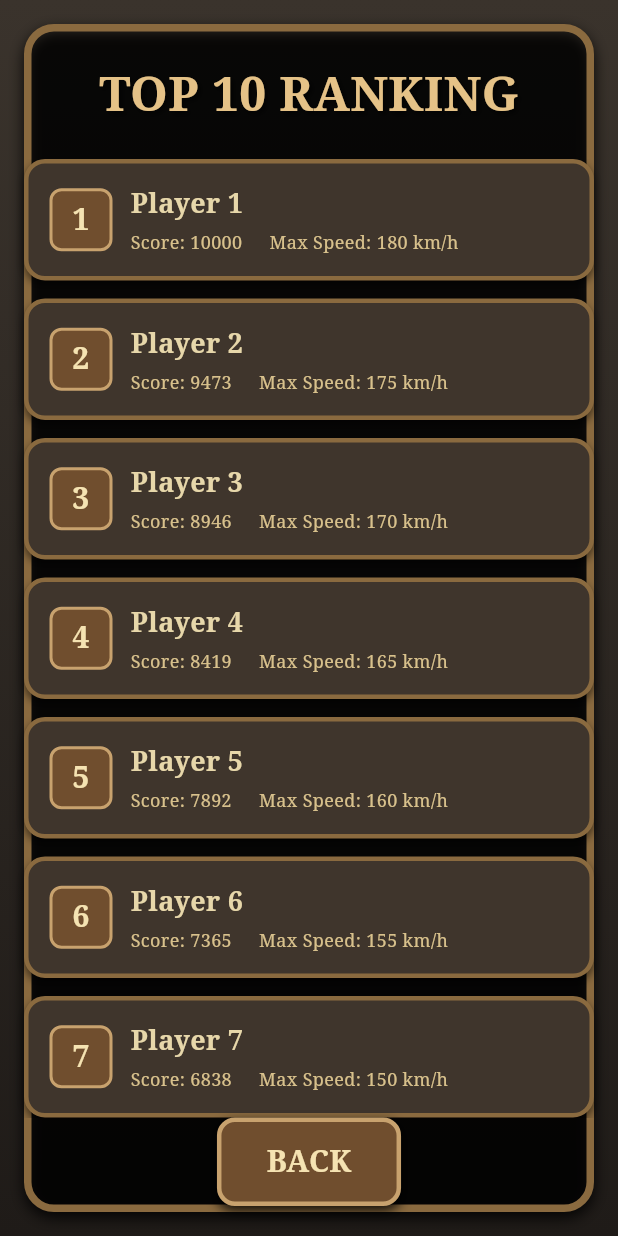
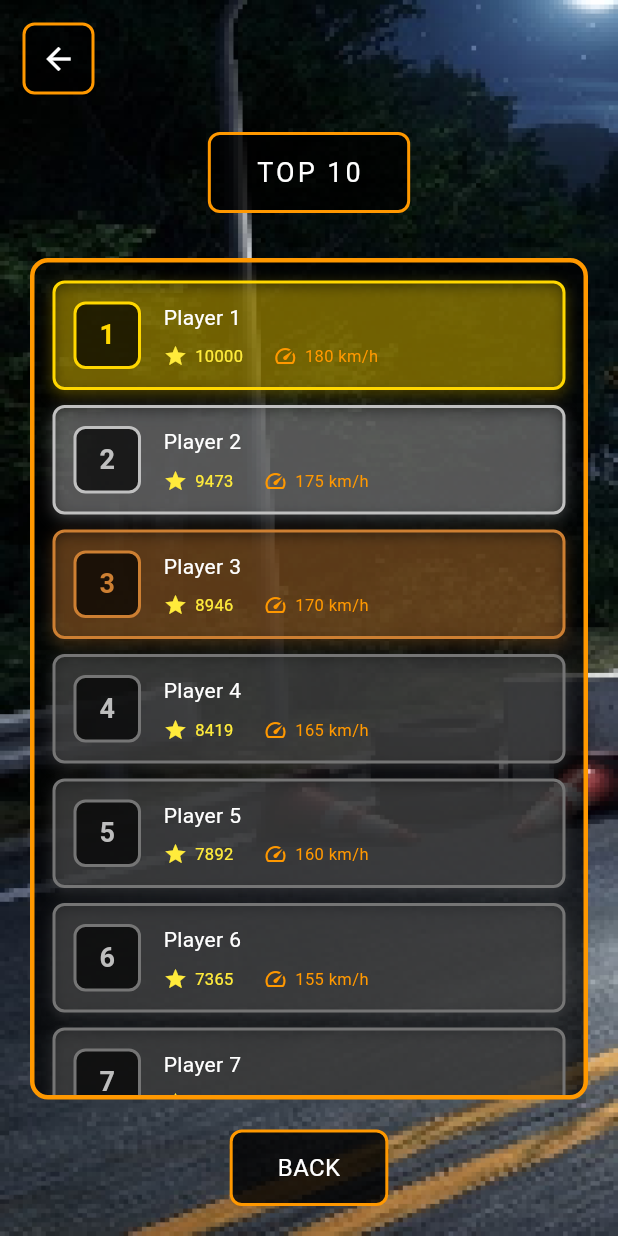
Before and after one commit to Jorgedr12/Slider-app-game, a Flutter app: the RankingPage screen opened by its route, on a phone screen of 412 x 824 dp. Run offline on Flutter 3.47's test engine with Material 3 defaults, Android fonts, the phone set to English and light mode, and no system bars; our stand-ins replace audioplayers, flutter_dotenv, shared_preferences, supabase_flutter; missing offline and left inert: flame; accounts and stored records are empty; Roboto replaces fonts that are missing (PressStart).

Commit message:
Better UI on rankings

```diff
--- a/lib/ranking.dart
+++ b/lib/ranking.dart
@@ -13,201 +13,342 @@ class RankingPage extends StatelessWidget {
       };
     });
 
+    final orientation = MediaQuery.of(context).orientation;
+    final isPortrait = orientation == Orientation.portrait;
+
     return Scaffold(
-      backgroundColor: const Color(0xFF2B2B29), // Metal oscuro
-      body: Stack(
-        children: [
-          Container(
-            decoration: const BoxDecoration(
-              gradient: LinearGradient(
-                colors: [
-                  Color(0xFF3A332C), // Bronce
-                  Color(0xFF1F1B18), // Cobre
-                ],
-                begin: Alignment.topCenter,
-                end: Alignment.bottomCenter,
+      body: Container(
+        width: double.infinity,
+        height: double.infinity,
+        decoration: BoxDecoration(
+          image: DecorationImage(
+            image: AssetImage('assets/background/menu_bg.png'),
+            fit: BoxFit.cover,
+            alignment: isPortrait ? Alignment.centerLeft : Alignment.center,
           ),
         ),
+        child: SafeArea(
+          child: isPortrait
+              ? _buildPortraitLayout(ranking)
+              : _buildLandscapeLayout(ranking),
         ),
+      ),
+    );
+  }
 
-          // Borde estilo metal
-          Container(
-            margin: const EdgeInsets.all(16),
+  Widget _buildPortraitLayout(List<Map<String, dynamic>> ranking) {
+    return Column(
+      children: [
+        Padding(
+          padding: const EdgeInsets.all(15),
+          child: Row(
+            mainAxisAlignment: MainAxisAlignment.spaceBetween,
+            children: [
+              GestureDetector(
+                onTap: () {},
+                child: Container(
+                  padding: const EdgeInsets.all(10),
                   decoration: BoxDecoration(
-              border: Border.all(
-                color: const Color(0xFF8A6A3F), // cobre
-                width: 5,
+                    color: Colors.black.withOpacity(0.7),
+                    border: Border.all(color: Colors.orange, width: 2),
+                    borderRadius: BorderRadius.circular(8),
                   ),
-              borderRadius: BorderRadius.circular(20),
-              boxShadow: const [
-                BoxShadow(
-                  color: Colors.black87,
-                  blurRadius: 8,
-                  offset: Offset(0, 4),
+                  child: Icon(Icons.arrow_back, color: Colors.white, size: 24),
+                ),
               ),
             ],
           ),
         ),
 
-          Column(
-            children: [
-              const SizedBox(height: 40),
-              Center(
+        const SizedBox(height: 10),
+
+        // Title RANKINGS
+        Container(
+          padding: const EdgeInsets.symmetric(horizontal: 30, vertical: 12),
+          decoration: BoxDecoration(
+            color: Colors.black.withOpacity(0.8),
+            border: Border.all(color: Colors.orange, width: 2),
+            borderRadius: BorderRadius.circular(8),
+          ),
           child: Text(
-                  "TOP 10 RANKING",
+            'TOP 10',
             style: TextStyle(
-                    fontFamily: 'serif',
-                    fontSize: 32,
-                    fontWeight: FontWeight.bold,
-                    color: const Color(0xFFE5C287), // dorado
-                    shadows: [
-                      Shadow(
-                        color: Colors.black.withOpacity(0.6),
-                        offset: const Offset(2, 2),
-                        blurRadius: 4,
+              fontFamily: 'PressStart',
+              fontSize: 18,
+              color: Colors.white,
+              letterSpacing: 2,
             ),
-                    ],
+          ),
+        ),
+
+        const SizedBox(height: 30),
+
+        Expanded(
+          child: Container(
+            margin: const EdgeInsets.symmetric(horizontal: 20),
+            decoration: BoxDecoration(
+              color: Colors.black.withOpacity(0.7),
+              border: Border.all(color: Colors.orange, width: 3),
+              borderRadius: BorderRadius.circular(12),
+            ),
+            child: ListView.builder(
+              padding: const EdgeInsets.all(12),
+              itemCount: ranking.length,
+              itemBuilder: (context, index) {
+                final item = ranking[index];
+                return _buildRankingCard(
+                  position: index + 1,
+                  name: item["name"],
+                  score: item["score"],
+                  maxSpeed: item["maxSpeed"],
+                  isPortrait: true,
+                );
+              },
             ),
           ),
         ),
 
         const SizedBox(height: 20),
 
-              Expanded(
-                child: ListView.builder(
-                  padding: const EdgeInsets.symmetric(horizontal: 16),
-                  itemCount: ranking.length,
-                  itemBuilder: (context, index) {
-                    final item = ranking[index];
-                    return _buildSteampunkCard(
-                      position: index + 1,
-                      name: item["name"],
-                      score: item["score"],
-                      maxSpeed: item["maxSpeed"],
-                    );
-                  },
-                ),
-              ),
-
-              Padding(
-                padding: const EdgeInsets.only(bottom: 20),
-                child: GestureDetector(
+        // Back button
+        Builder(
+          builder: (context) => GestureDetector(
             onTap: () => Navigator.pop(context),
             child: Container(
-                    padding: const EdgeInsets.symmetric(
-                      vertical: 12,
-                      horizontal: 30,
+              padding: const EdgeInsets.symmetric(vertical: 12, horizontal: 30),
+              decoration: BoxDecoration(
+                color: Colors.black.withOpacity(0.8),
+                border: Border.all(color: Colors.orange, width: 2),
+                borderRadius: BorderRadius.circular(8),
               ),
-                    decoration: BoxDecoration(
-                      color: const Color(0xFF704E2E),
-                      borderRadius: BorderRadius.circular(12),
-                      border: Border.all(
-                        color: const Color(0xFFC8A26E),
-                        width: 3,
-                      ),
-                      boxShadow: const [
-                        BoxShadow(
-                          color: Colors.black87,
-                          blurRadius: 6,
-                          offset: Offset(0, 3),
-                        ),
-                      ],
-                    ),
-                    child: const Text(
-                      "BACK",
+              child: Text(
+                'BACK',
                 style: TextStyle(
-                        fontFamily: 'serif',
-                        fontSize: 20,
-                        color: Color(0xFFF5E3B2),
-                        fontWeight: FontWeight.bold,
+                  fontFamily: 'PressStart',
+                  fontSize: 16,
+                  color: Colors.white,
                 ),
               ),
             ),
           ),
         ),
+
+        const SizedBox(height: 20),
       ],
-          ),
-        ],
-      ),
     );
   }
 
-  // Tarjeta
-  Widget _buildSteampunkCard({
+  Widget _buildLandscapeLayout(List<Map<String, dynamic>> ranking) {
+    return Builder(
+      builder: (context) {
+        final screenWidth = MediaQuery.of(context).size.width;
+        final isLargeScreen = screenWidth > 1200;
+
+        return Stack(
+          children: [
+            // Back button (top left)
+            Positioned(
+              top: isLargeScreen ? 25 : 15,
+              left: isLargeScreen ? 25 : 15,
+              child: GestureDetector(
+                onTap: () => Navigator.pop(context),
+                child: Container(
+                  padding: EdgeInsets.all(isLargeScreen ? 14 : 10),
+                  decoration: BoxDecoration(
+                    color: Colors.black.withOpacity(0.7),
+                    border: Border.all(color: Colors.orange, width: 2),
+                    borderRadius: BorderRadius.circular(8),
+                  ),
+                  child: Icon(
+                    Icons.arrow_back,
+                    color: Colors.white,
+                    size: isLargeScreen ? 28 : 20,
+                  ),
+                ),
+              ),
+            ),
+
+            // Title RANKINGS (top center)
+            Positioned(
+              top: isLargeScreen ? 25 : 15,
+              left: 0,
+              right: 0,
+              child: Center(
+                child: Container(
+                  padding: EdgeInsets.symmetric(
+                    horizontal: isLargeScreen ? 35 : 25,
+                    vertical: isLargeScreen ? 14 : 10,
+                  ),
+                  decoration: BoxDecoration(
+                    color: Colors.black.withOpacity(0.8),
+                    border: Border.all(color: Colors.orange, width: 2),
+                    borderRadius: BorderRadius.circular(8),
+                  ),
+                  child: Text(
+                    'TOP 10 RANKINGS',
+                    style: TextStyle(
+                      fontFamily: 'PressStart',
+                      fontSize: isLargeScreen ? 24 : 16,
+                      color: Colors.white,
+                      letterSpacing: 2,
+                    ),
+                  ),
+                ),
+              ),
+            ),
+
+            // Rankings list (centered)
+            Positioned(
+              left: isLargeScreen ? 100 : 60,
+              right: isLargeScreen ? 100 : 60,
+              top: isLargeScreen ? 100 : 70,
+              bottom: isLargeScreen ? 40 : 30,
+              child: Container(
+                decoration: BoxDecoration(
+                  color: Colors.black.withOpacity(0.7),
+                  border: Border.all(color: Colors.orange, width: 3),
+                  borderRadius: BorderRadius.circular(12),
+                ),
+                child: ListView.builder(
+                  padding: EdgeInsets.all(isLargeScreen ? 16 : 12),
+                  itemCount: ranking.length,
+                  itemBuilder: (context, index) {
+                    final item = ranking[index];
+                    return _buildRankingCard(
+                      position: index + 1,
+                      name: item["name"],
+                      score: item["score"],
+                      maxSpeed: item["maxSpeed"],
+                      isPortrait: false,
+                      isLargeScreen: isLargeScreen,
+                    );
+                  },
+                ),
+              ),
+            ),
+          ],
+        );
+      },
+    );
+  }
+
+  Widget _buildRankingCard({
     required int position,
     required String name,
     required int score,
     required String maxSpeed,
+    required bool isPortrait,
+    bool isLargeScreen = false,
   }) {
+    Color borderColor;
+    Color bgColor;
+    Color textColor;
+
+    if (position == 1) {
+      // gold
+      borderColor = Color(0xFFFFD700);
+      bgColor = Color(0xFFFFD700).withOpacity(0.2);
+      textColor = Color(0xFFFFD700);
+    } else if (position == 2) {
+      // silver
+      borderColor = Color(0xFFC0C0C0);
+      bgColor = Color(0xFFC0C0C0).withOpacity(0.2);
+      textColor = Color(0xFFC0C0C0);
+    } else if (position == 3) {
+      // bronze
+      borderColor = Color(0xFFCD7F32);
+      bgColor = Color(0xFFCD7F32).withOpacity(0.2);
+      textColor = Color(0xFFCD7F32);
+    } else {
+      // normal
+      borderColor = Colors.grey[600]!;
+      bgColor = Colors.grey[800]!.withOpacity(0.5);
+      textColor = Colors.grey[400]!;
+    }
+
     return Container(
-      margin: const EdgeInsets.only(bottom: 12),
+      margin: EdgeInsets.only(bottom: isPortrait ? 10 : 8),
+      padding: EdgeInsets.all(isLargeScreen ? 14 : (isPortrait ? 12 : 10)),
       decoration: BoxDecoration(
-        color: const Color(0xFF3F352C),
-        borderRadius: BorderRadius.circular(14),
-        border: Border.all(color: const Color(0xFF8A6A3F), width: 3),
-        boxShadow: const [
-          BoxShadow(color: Colors.black54, blurRadius: 4, offset: Offset(0, 3)),
+        color: bgColor,
+        border: Border.all(color: borderColor, width: 2),
+        borderRadius: BorderRadius.circular(8),
+        boxShadow: [
+          BoxShadow(
+            color: borderColor.withOpacity(0.3),
+            blurRadius: 8,
+            offset: Offset(0, 3),
+          ),
         ],
       ),
-      child: Padding(
-        padding: const EdgeInsets.all(14),
       child: Row(
         children: [
-            // Número del ranking
           Container(
-              width: 42,
-              height: 42,
+            width: isLargeScreen ? 50 : (isPortrait ? 45 : 38),
+            height: isLargeScreen ? 50 : (isPortrait ? 45 : 38),
             decoration: BoxDecoration(
-                color: const Color(0xFF704E2E),
+              color: Colors.black.withOpacity(0.7),
+              border: Border.all(color: borderColor, width: 2),
               borderRadius: BorderRadius.circular(8),
-                border: Border.all(color: const Color(0xFFC8A26E), width: 2),
             ),
             alignment: Alignment.center,
             child: Text(
               "$position",
-                style: const TextStyle(
-                  fontFamily: 'serif',
-                  fontSize: 20,
-                  color: Color(0xFFF5E3B2),
+              style: TextStyle(
+                fontFamily: 'PressStart',
+                fontSize: isLargeScreen ? 20 : (isPortrait ? 18 : 14),
+                color: textColor,
                 fontWeight: FontWeight.bold,
               ),
             ),
           ),
 
-            const SizedBox(width: 12),
+          SizedBox(width: isPortrait ? 15 : 12),
 
-            // Info de jugador
           Expanded(
             child: Column(
               crossAxisAlignment: CrossAxisAlignment.start,
               children: [
                 Text(
                   name,
-                    style: const TextStyle(
-                      fontFamily: 'serif',
-                      fontSize: 18,
-                      color: Color(0xFFE7D7AA),
-                      fontWeight: FontWeight.bold,
+                  style: TextStyle(
+                    fontFamily: 'PressStart',
+                    fontSize: isLargeScreen ? 16 : (isPortrait ? 14 : 11),
+                    color: Colors.white,
                   ),
                 ),
-                  const SizedBox(height: 4),
+                SizedBox(height: isPortrait ? 8 : 6),
                 Row(
                   children: [
+                    // Score
+                    Icon(
+                      Icons.star,
+                      color: Colors.yellow,
+                      size: isLargeScreen ? 18 : (isPortrait ? 16 : 12),
+                    ),
+                    const SizedBox(width: 5),
                     Text(
-                        "Score: $score",
-                        style: const TextStyle(
-                          fontFamily: 'serif',
-                          fontSize: 12,
-                          color: Color(0xFFD8C18C),
+                      "$score",
+                      style: TextStyle(
+                        fontFamily: 'PressStart',
+                        fontSize: isLargeScreen ? 13 : (isPortrait ? 11 : 9),
+                        color: Colors.yellow,
                       ),
                     ),
-                      const SizedBox(width: 18),
+                    SizedBox(width: isPortrait ? 20 : 15),
+                    // Max Speed
+                    Icon(
+                      Icons.speed,
+                      color: Colors.orange,
+                      size: isLargeScreen ? 18 : (isPortrait ? 16 : 12),
+                    ),
+                    const SizedBox(width: 5),
                     Text(
-                        "Max Speed: $maxSpeed",
-                        style: const TextStyle(
-                          fontFamily: 'serif',
-                          fontSize: 12,
-                          color: Color(0xFFD8C18C),
+                      maxSpeed,
+                      style: TextStyle(
+                        fontFamily: 'PressStart',
+                        fontSize: isLargeScreen ? 13 : (isPortrait ? 11 : 9),
+                        color: Colors.orange,
                       ),
                     ),
                   ],
@@ -217,7 +358,6 @@ class RankingPage extends StatelessWidget {
           ),
         ],
       ),
-      ),
     );
   }
 }
```
Lines whose indentation alone changed are shown as unchanged.
